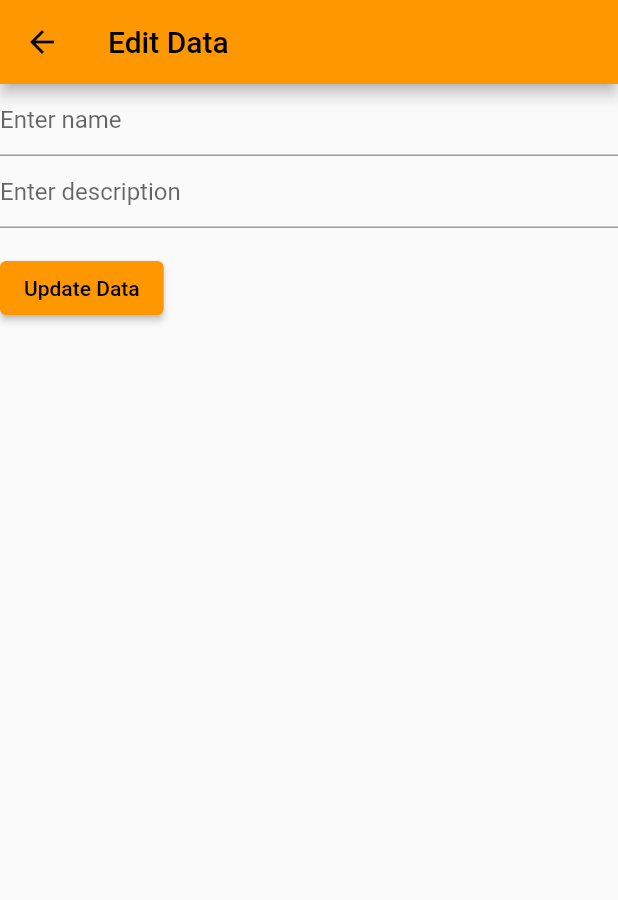
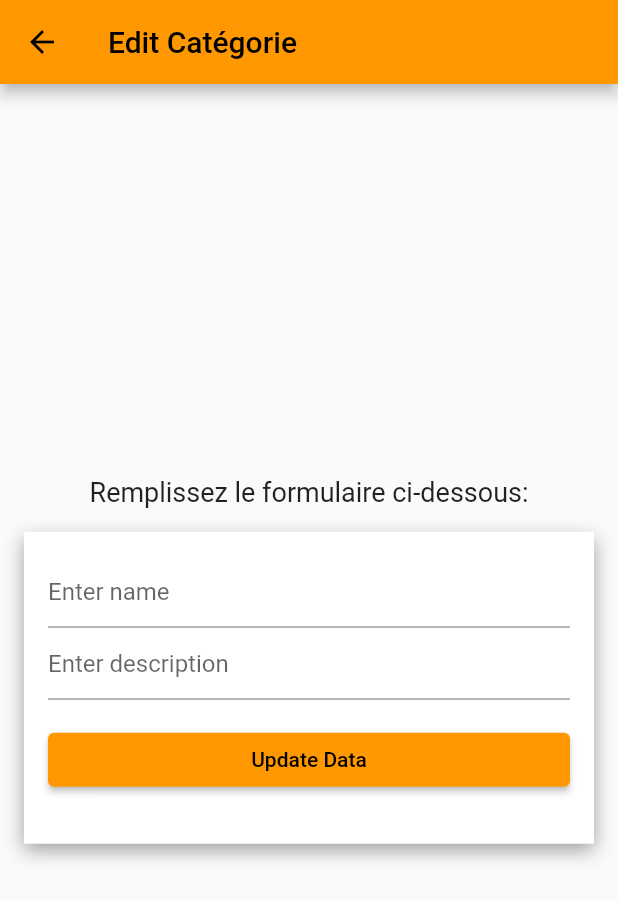
Before and after one commit to Lidzy1406/TP_218, a Flutter app: the EditPage screen opened directly with empty values, on a phone screen of 412 x 824 dp. Shown: the top 900 px of the screen. Run offline on Flutter 3.47's test engine with Material 2 defaults, Android fonts, the phone set to English and light mode, and no system bars; our stand-ins replace cloud_firestore, convex_bottom_bar, equatable, firebase_auth, firebase_core, flutter_riverpod and 3 more; accounts and stored records are empty.

Commit message:
Modification 13/06/2023

```diff
--- a/lib/main.dart
+++ b/lib/main.dart
@@ -114,7 +114,8 @@ class MyApp extends ConsumerWidget {
 //       debugShowCheckedModeBanner: false,
 //       title: 'Spin Circle Bottom Bar',
 //       theme: ThemeData(
-//         primarySwatch: Colors.blue,
+//         primarySwatch: Colors.blue,$*
+
 //         visualDensity: VisualDensity.adaptivePlatformDensity,
 //       ),
 //       home: MyHomePage(),
--- a/lib/pages/categories/EditPage.dart
+++ b/lib/pages/categories/EditPage.dart
@@ -33,12 +33,36 @@ class _EditPageState extends State<EditPage> {
   Widget build(BuildContext context) {
     return Scaffold(
       appBar: AppBar(
-        title: Text('Edit Data'),
+
+        title: Text('Edit Catégorie'),
       ),
-      body: Form(
-        key: _formKey,
+      body: Padding(
+        padding: EdgeInsets.all(16.0),
         child: Column(
-          crossAxisAlignment: CrossAxisAlignment.start,
+          mainAxisAlignment: MainAxisAlignment.center,
+          children: [
+            Text(
+              'Remplissez le formulaire ci-dessous:',
+              style: TextStyle(fontSize: 18),
+            ),
+            SizedBox(height: 16),
+            Form(
+              key: _formKey,
+              child: Container(
+                padding: EdgeInsets.all(16.0),
+                decoration: BoxDecoration(
+                  color: Colors.white,
+                  boxShadow: [
+                    BoxShadow(
+                      color: Colors.grey,
+                      blurRadius: 10,
+                      offset: Offset(0, 5),
+                    ),
+                  ],
+                ),
+
+        child: Column(
+          crossAxisAlignment: CrossAxisAlignment.stretch,
           children: <Widget>[
             TextFormField(
               decoration: const InputDecoration(
@@ -87,6 +111,10 @@ class _EditPageState extends State<EditPage> {
           ],
         ),
       )
+            ),
+      ],
+      ),
+    ),
     );
   }
 }
--- a/lib/pages/categories/addcategories.dart
+++ b/lib/pages/categories/addcategories.dart
@@ -376,7 +376,7 @@ class ListPage extends ConsumerWidget {
               final docId = document.id;
               return ListTile(
                 title: Text(name),
-                subtitle: Text(description),
+                //subtitle: Text(description),
                 trailing: Row(
                   mainAxisSize: MainAxisSize.min,
                   children: <Widget>[
```
Also changed, not shown: lib/pages/categories/formpage.dart (+24 -1 lines), lib/repository/data_model.dart (+33 -1 lines).
